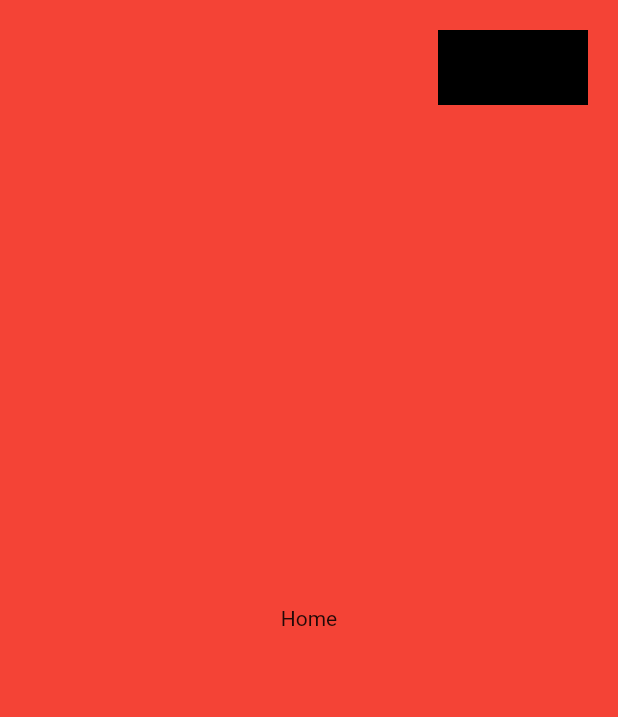
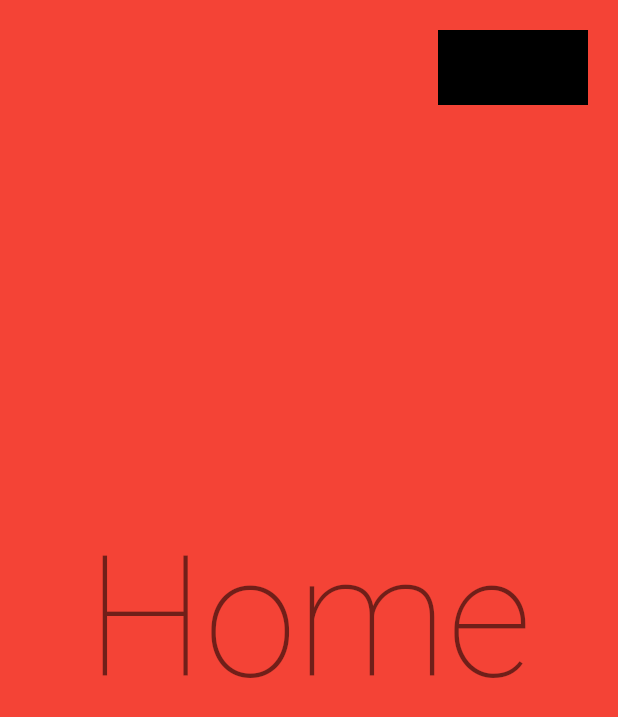
Before and after one commit to xenxi/landing_page_template, a Flutter app: the screen it shows after launch, on a phone screen of 412 x 824 dp. Shown: the top 717 px of the screen. Run offline on Flutter 3.47's test engine with Material 2 defaults, Android fonts, the phone set to English and light mode, and no system bars; our stand-ins replace fluro, google_fonts.

Commit message:
:lipstick: update view

```diff
--- a/lib/presentation/views/home_view.dart
+++ b/lib/presentation/views/home_view.dart
@@ -7,8 +7,14 @@ class HomeView extends StatelessWidget {
   Widget build(BuildContext context) {
     return Container(
       color: Colors.red,
-      child: const Center(
-        child: Text('Home'),
+      padding: const EdgeInsets.all(12),
+      alignment: Alignment.center,
+      child: FittedBox(
+        fit: BoxFit.contain,
+        child: Text(
+          'Home',
+          style: Theme.of(context).textTheme.headline1,
+        ),
       ),
     );
   }
```
